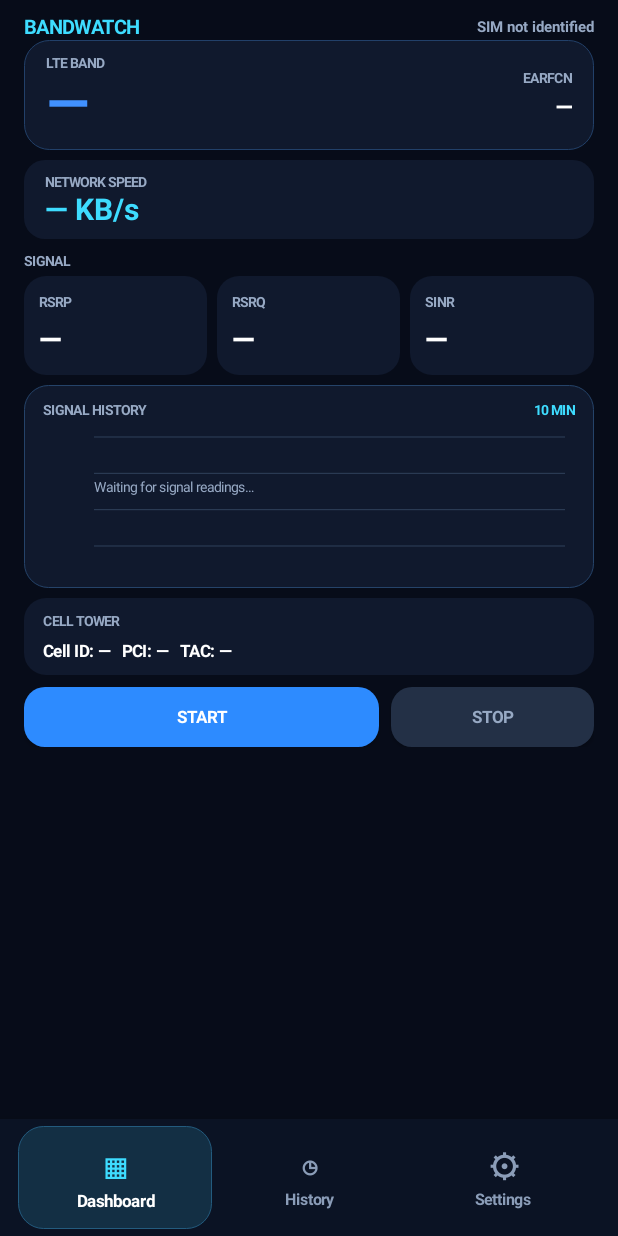
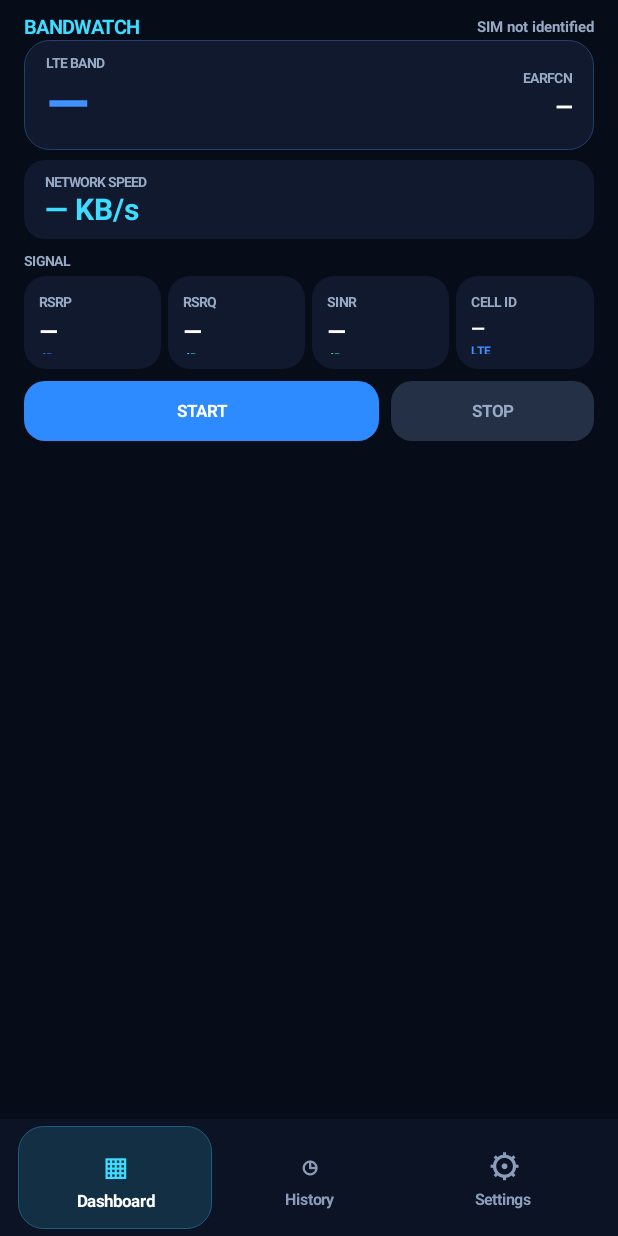
Before and after one commit to justaskaspire/BandWatchLTE7, an Android app: the screen it shows after launch (MainActivity), on a phone screen of 412 x 824 dp. Run offline under Robolectric (Android 15) with nearby library versions, the phone set to English and light mode, and no system bars.

Commit message:
Compact dashboard signal metrics with Cell ID

```diff
--- a/app/src/main/java/com/justaskaspire/bandwatch/MainActivity.kt
+++ b/app/src/main/java/com/justaskaspire/bandwatch/MainActivity.kt
@@ -4,10 +4,7 @@ import android.Manifest
 import android.app.Activity
 import android.content.Intent
 import android.content.pm.PackageManager
-import android.graphics.Canvas
 import android.graphics.Color
-import android.graphics.Paint
-import android.graphics.Path
 import android.graphics.Typeface
 import android.graphics.drawable.GradientDrawable
 import android.net.TrafficStats
@@ -35,8 +32,7 @@ class MainActivity : Activity() {
     private lateinit var navItems: List<LinearLayout>
     private lateinit var bandValue: TextView
     private lateinit var simValue: TextView
-    private lateinit var towerValue: TextView
-    private lateinit var signalGraph: SignalGraphView
+    private lateinit var cellIdValue: TextView
     private lateinit var earfcnValue: TextView
     private lateinit var rsrpValue: TextView
     private lateinit var rsrqValue: TextView
@@ -253,38 +249,13 @@ class MainActivity : Activity() {
         root.addView(label("SIGNAL", 9f, muted, true).apply { setPadding(0, dp(8), 0, dp(4)) })
         val metrics = LinearLayout(this).apply { orientation = LinearLayout.HORIZONTAL }
         metrics.addView(metricCard("RSRP", "—", "dBm", blue), metricWeight())
-        metrics.addView(spaceHorizontal(7))
+        metrics.addView(spaceHorizontal(5))
         metrics.addView(metricCard("RSRQ", "—", "dB", cyan), metricWeight())
-        metrics.addView(spaceHorizontal(7))
+        metrics.addView(spaceHorizontal(5))
         metrics.addView(metricCard("SINR", "—", "dB", green), metricWeight())
+        metrics.addView(spaceHorizontal(5))
+        metrics.addView(metricCard("CELL ID", "—", "LTE", band3Blue), metricWeight())
         root.addView(metrics)
-
-        root.addView(space(7))
-        val graphCard = LinearLayout(this).apply {
-            orientation = LinearLayout.VERTICAL
-            setPadding(dp(13), dp(10), dp(13), dp(8))
-            background = rounded(panel, 16, Color.rgb(37, 67, 105), 1)
-        }
-        val graphHeader = LinearLayout(this).apply { orientation = LinearLayout.HORIZONTAL; gravity = Gravity.CENTER_VERTICAL }
-        graphHeader.addView(label("SIGNAL HISTORY", 9f, muted, true), LinearLayout.LayoutParams(0, -2, 1f))
-        graphHeader.addView(label("10 MIN", 9f, cyan, true))
-        graphCard.addView(graphHeader)
-        signalGraph = SignalGraphView()
-        graphCard.addView(signalGraph, LinearLayout.LayoutParams(-1, dp(105)))
-        root.addView(graphCard)
-
-        root.addView(space(7))
-        val towerCard = LinearLayout(this).apply {
-            orientation = LinearLayout.VERTICAL
-            setPadding(dp(13), dp(9), dp(13), dp(9))
-            background = rounded(panel, 15)
-        }
-        towerCard.addView(label("CELL TOWER", 9f, muted, true))
-        towerValue = label("Cell ID: —   PCI: —   TAC: —", 11f, Color.WHITE, true).apply {
-            setPadding(0, dp(6), 0, 0)
-        }
-        towerCard.addView(towerValue)
-        root.addView(towerCard)
 
         root.addView(space(8))
         val actions = LinearLayout(this).apply { orientation = LinearLayout.HORIZONTAL }
@@ -423,10 +394,7 @@ class MainActivity : Activity() {
         simValue.text = prefs.getString("active_sim_label", "SIM not identified") ?: "SIM not identified"
         earfcnValue.text = if (earfcn >= 0) earfcn.toString() else "—"
         val ci = prefs.getInt("tower_ci", Int.MAX_VALUE)
-        val pci = prefs.getInt("tower_pci", Int.MAX_VALUE)
-        val tac = prefs.getInt("tower_tac", Int.MAX_VALUE)
-        towerValue.text = "Cell ID: ${metric(ci)}   PCI: ${metric(pci)}   TAC: ${metric(tac)}"
-        if (::signalGraph.isInitialized) signalGraph.invalidate()
+        cellIdValue.text = metric(ci)
         rsrpValue.text = metric(rsrp); rsrqValue.text = metric(rsrq); sinrValue.text = metric(sinr)
     }
 
@@ -452,74 +420,6 @@ class MainActivity : Activity() {
         Toast.makeText(this, "LTE monitoring started", Toast.LENGTH_SHORT).show()
     }
 
-    private inner class SignalGraphView : View(this@MainActivity) {
-        private val gridPaint = Paint(Paint.ANTI_ALIAS_FLAG).apply {
-            color = Color.rgb(47, 65, 91)
-            strokeWidth = dp(1).toFloat()
-            style = Paint.Style.STROKE
-        }
-        private val linePaint = Paint(Paint.ANTI_ALIAS_FLAG).apply {
-            color = cyan
-            strokeWidth = dp(2).toFloat()
-            style = Paint.Style.STROKE
-            strokeCap = Paint.Cap.ROUND
-            strokeJoin = Paint.Join.ROUND
-        }
-        private val fillPaint = Paint(Paint.ANTI_ALIAS_FLAG).apply {
-            color = Color.argb(32, 62, 220, 255)
-            style = Paint.Style.FILL
-        }
-        private val textPaint = Paint(Paint.ANTI_ALIAS_FLAG).apply {
-            color = muted
-            textSize = sp(9f)
-            typeface = Typeface.DEFAULT
-        }
-
-        override fun onDraw(canvas: Canvas) {
-            super.onDraw(canvas)
-            val left = dp(34).toFloat()
-            val right = width - dp(7).toFloat()
-            val top = dp(12).toFloat()
-            val bottom = height - dp(20).toFloat()
-            if (right <= left || bottom <= top) return
-            for (i in 0..3) {
-                val y = top + (bottom - top) * i / 3f
-                canvas.drawLine(left, y, right, y, gridPaint)
-            }
-            val samples = try { JSONArray(prefs.getString("signal_samples", "[]") ?: "[]") } catch (_: Exception) { JSONArray() }
-            val values = mutableListOf<Int>()
-            for (i in 0 until samples.length()) {
-                val value = samples.optJSONObject(i)?.optInt("rsrp", Int.MAX_VALUE) ?: Int.MAX_VALUE
-                if (value != Int.MAX_VALUE && value != Int.MIN_VALUE) values.add(value)
-            }
-            if (values.isEmpty()) {
-                canvas.drawText("Waiting for signal readings…", left, (top + bottom) / 2f, textPaint)
-                return
-            }
-            val minValue = -125f
-            val maxValue = -65f
-            val path = Path()
-            val step = if (values.size > 1) (right - left) / (values.size - 1) else 0f
-            values.forEachIndexed { index, value ->
-                val clamped = value.toFloat().coerceIn(minValue, maxValue)
-                val y = bottom - ((clamped - minValue) / (maxValue - minValue)) * (bottom - top)
-                val x = left + step * index
-                if (index == 0) path.moveTo(x, y) else path.lineTo(x, y)
-            }
-            val fill = Path(path).apply {
-                lineTo(left + step * (values.size - 1), bottom)
-                lineTo(left, bottom)
-                close()
-            }
-            canvas.drawPath(fill, fillPaint)
-            canvas.drawPath(path, linePaint)
-            canvas.drawText("-65", 0f, top + dp(3), textPaint)
-            canvas.drawText("-125", 0f, bottom, textPaint)
-            canvas.drawText("OLD", left, height.toFloat() - dp(3), textPaint)
-            canvas.drawText("NOW", right - dp(22), height.toFloat() - dp(3), textPaint)
-        }
-    }
-
     private fun metricCard(title: String, initial: String, unit: String, accent: Int): LinearLayout {
         val card = LinearLayout(this).apply {
             orientation = LinearLayout.VERTICAL
@@ -527,13 +427,15 @@ class MainActivity : Activity() {
             background = rounded(panel, 15)
         }
         card.addView(label(title, 9f, muted, true))
-        val value = label(initial, 20f, Color.WHITE, true).apply { setPadding(0, dp(5), 0, 0) }
+        val valueSize = if (title == "CELL ID") 12f else 16f
+        val value = label(initial, valueSize, Color.WHITE, true).apply { setPadding(0, dp(5), 0, 0); includeFontPadding = false }
         card.addView(value)
-        card.addView(label(unit, 9f, accent, true).apply { setPadding(0, dp(1), 0, 0) })
+        card.addView(label(unit, 8f, accent, true).apply { setPadding(0, dp(2), 0, 0) })
         when (title) {
             "RSRP" -> rsrpValue = value
             "RSRQ" -> rsrqValue = value
             "SINR" -> sinrValue = value
+            "CELL ID" -> cellIdValue = value
         }
         return card
     }
@@ -573,7 +475,7 @@ class MainActivity : Activity() {
         }
     private fun space(height: Int) = View(this).apply { layoutParams = LinearLayout.LayoutParams(1, dp(height)) }
     private fun spaceHorizontal(width: Int) = View(this).apply { layoutParams = LinearLayout.LayoutParams(dp(width), 1) }
-    private fun metricWeight() = LinearLayout.LayoutParams(0, dp(66), 1f)
+    private fun metricWeight() = LinearLayout.LayoutParams(0, dp(62), 1f)
     private fun dp(value: Int) = (value * resources.displayMetrics.density).toInt()
     private fun sp(value: Float) = value * resources.displayMetrics.scaledDensity
     private fun metric(value: Int) = if (value == Int.MAX_VALUE) "—" else value.toString()
```
